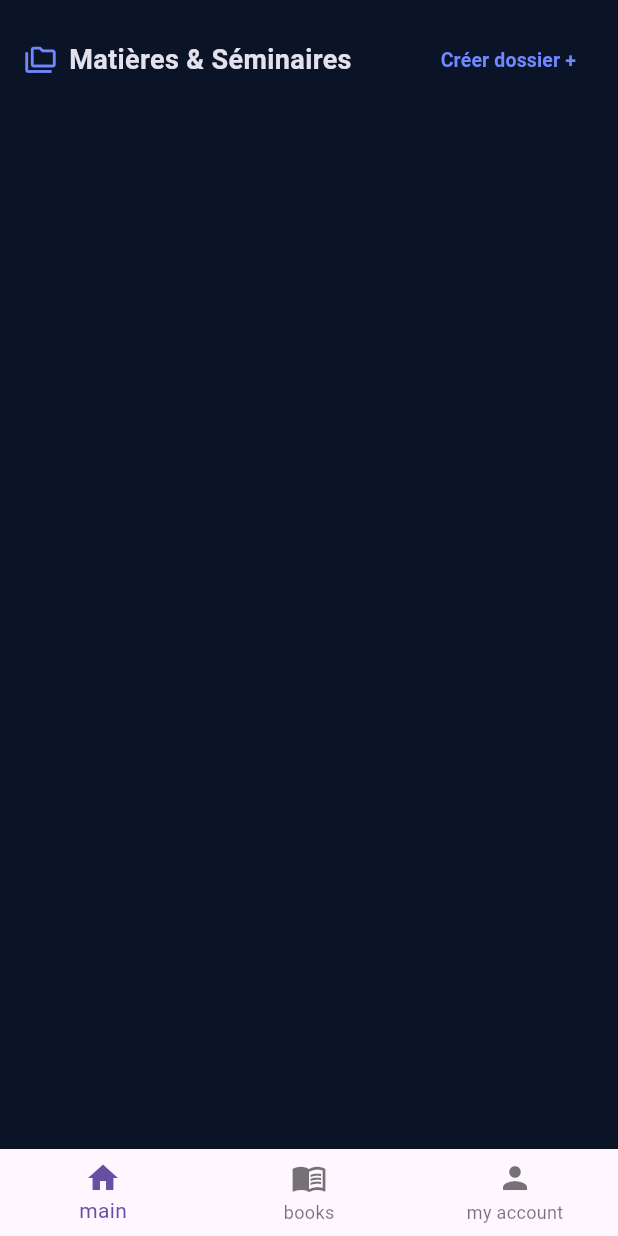
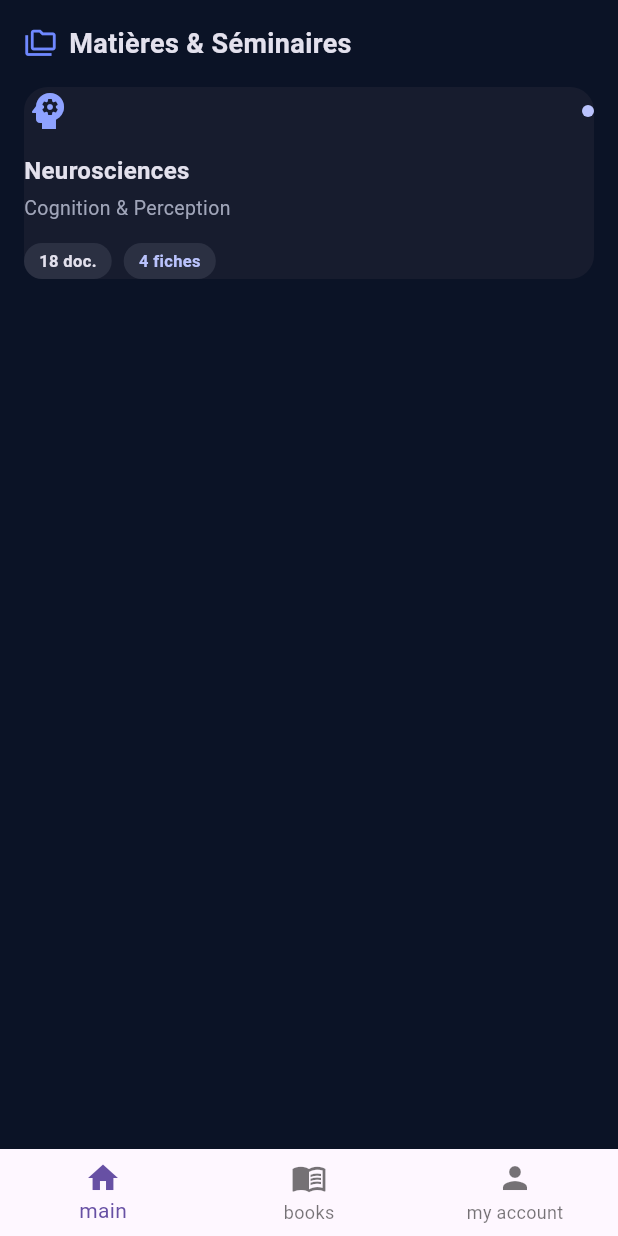
Before and after one commit to oussamaelyaakoubi24-hash/bibliotheque_numerique, a Flutter app: the screen it shows after launch, on a phone screen of 412 x 824 dp. Run offline on Flutter 3.47's test engine with Material 3 defaults, Android fonts, the phone set to English and light mode, and no system bars.

Commit message:
feat(ui): implementation de l'ecran principal et de la carte Neurosciences

```diff
--- a/lib/main.dart
+++ b/lib/main.dart
@@ -1,12 +1,12 @@
 import 'package:flutter/material.dart';
 
-import 'presentation/screen/splash_screen.dart'; // استدعاء شاشة الترحيب
+import 'presentation/screen/splash_screen.dart'; //kayjib lecrant dyal start
 
 void main() {
   runApp(
     const MaterialApp(
       debugShowCheckedModeBanner: false,
-      home: SplashScreen(), // بداية نقطة انطلاق التطبيق
+      home: SplashScreen(), // kay9l3 lecrant dyak start
     ),
   );
 }
--- a/lib/presentation/screen/main_screen.dart
+++ b/lib/presentation/screen/main_screen.dart
@@ -38,16 +38,92 @@ class MainScreen extends StatelessWidget {
                         ),
                       ],
                     ),
-                    TextButton(
-                      onPressed: () {},
-                      child: const Text(
-                        'Créer dossier +',
-                        style: TextStyle(
-                          color: Color(0xFF6F88FF),
-                          fontSize: 13,
-                          fontWeight: FontWeight.w600,
+                  ],
+                ),
+              ),
+              Container(
+                margin: const EdgeInsets.symmetric(horizontal: 16),
+
+                width: double.infinity,
+                decoration: BoxDecoration(
+                  color: const Color(0xFF171C2E),
+                  borderRadius: BorderRadius.circular(16),
+                ),
+                child: Column(
+                  crossAxisAlignment: CrossAxisAlignment.start,
+                  children: [
+                    Row(
+                      mainAxisAlignment: MainAxisAlignment.spaceBetween,
+                      children: const [
+                        Icon(
+                          //hada icon dyal neurosicience
+                          Icons.psychology,
+                          color: Color(0xFF8EA2FF),
+                          size: 32,
                         ),
+                        CircleAvatar(
+                          radius: 4,
+                          backgroundColor: Color(0xFFBAC3FD),
+                        ),
+                      ],
+                    ),
+                    const SizedBox(height: 12), //masafa bin l3onwan o licon
+                    const Text(
+                      'Neurosciences',
+                      style: TextStyle(
+                        color: Color(0xFFE3E1ED),
+                        fontSize: 16,
+                        fontWeight: FontWeight.bold,
                       ),
+                    ),
+                    const SizedBox(height: 4),
+                    const Text(
+                      'Cognition & Perception',
+                      style: TextStyle(color: Color(0xFFA0A5B9), fontSize: 13),
+                    ),
+                    const SizedBox(height: 14), //masafa bin ns o takhrikh
+                    Row(
+                      children: [
+                        // lcadre dyal date
+                        Container(
+                          padding: const EdgeInsets.symmetric(
+                            horizontal: 10,
+                            vertical: 4,
+                          ),
+                          decoration: BoxDecoration(
+                            color: const Color(0xFF2B3042),
+                            borderRadius: BorderRadius.circular(20),
+                          ), //date
+                          child: const Text(
+                            '18 doc.',
+                            style: TextStyle(
+                              color: Color(0xFFE3E1ED),
+                              fontSize: 11,
+                              fontWeight: FontWeight.w600,
+                            ),
+                          ),
+                        ),
+                        const SizedBox(width: 8), // مسافة أفقية بين الشارتين
+                        // lcadre dyal fiches
+                        Container(
+                          padding: const EdgeInsets.symmetric(
+                            horizontal: 10,
+                            vertical: 4,
+                          ),
+                          decoration: BoxDecoration(
+                            color: const Color(0xFF2B3042),
+                            borderRadius: BorderRadius.circular(20),
+                          ), //fiche
+                          child: const Text(
+                            '4 fiches',
+                            style: TextStyle(
+                              color: Color(0xFFBAC3FD),
+                              fontSize: 11,
+                              fontWeight: FontWeight.w600,
+                            ),
+                          ),
+                        ),
+                      ],
                     ),
                   ],
                 ),
```
